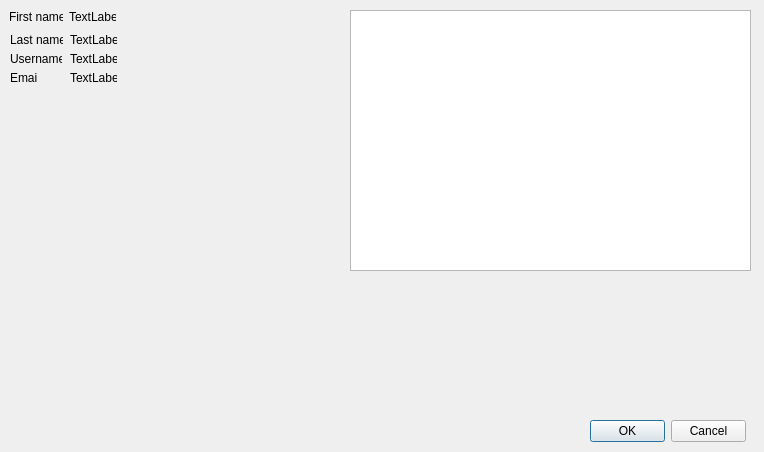
Qt form StudyGroupFormer/AllGroups.ui (vu035/StudyGroupApp) before a commit.
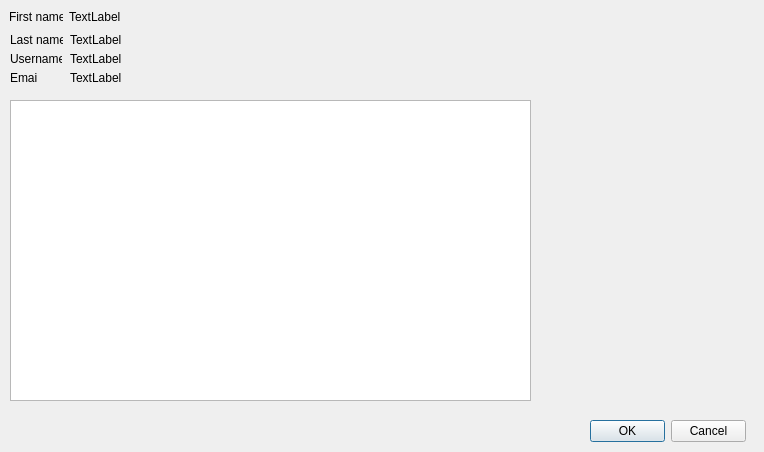
The same form after that commit.

Commit message: Fix user profile

What changed in the file:
```diff
--- a/StudyGroupFormer/AllGroups.ui
+++ b/StudyGroupFormer/AllGroups.ui
@@ -31,7 +31,7 @@
     <rect>
      <x>69</x>
      <y>9</y>
-     <width>47</width>
+     <width>91</width>
      <height>16</height>
     </rect>
    </property>
@@ -57,7 +57,7 @@
     <rect>
      <x>70</x>
      <y>32</y>
-     <width>47</width>
+     <width>91</width>
      <height>16</height>
     </rect>
    </property>
@@ -83,7 +83,7 @@
     <rect>
      <x>70</x>
      <y>51</y>
-     <width>47</width>
+     <width>91</width>
      <height>16</height>
     </rect>
    </property>
@@ -109,7 +109,7 @@
     <rect>
      <x>70</x>
      <y>70</y>
-     <width>47</width>
+     <width>81</width>
      <height>16</height>
     </rect>
    </property>
@@ -136,10 +136,10 @@
   <widget class="QTableWidget" name="Usergroup">
    <property name="geometry">
     <rect>
-     <x>350</x>
-     <y>10</y>
-     <width>401</width>
-     <height>261</height>
+     <x>10</x>
+     <y>100</y>
+     <width>521</width>
+     <height>301</height>
     </rect>
    </property>
   </widget>
```
